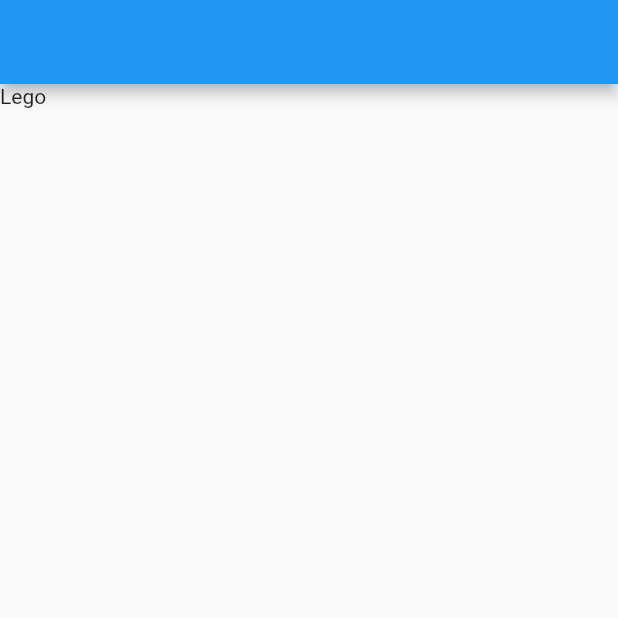
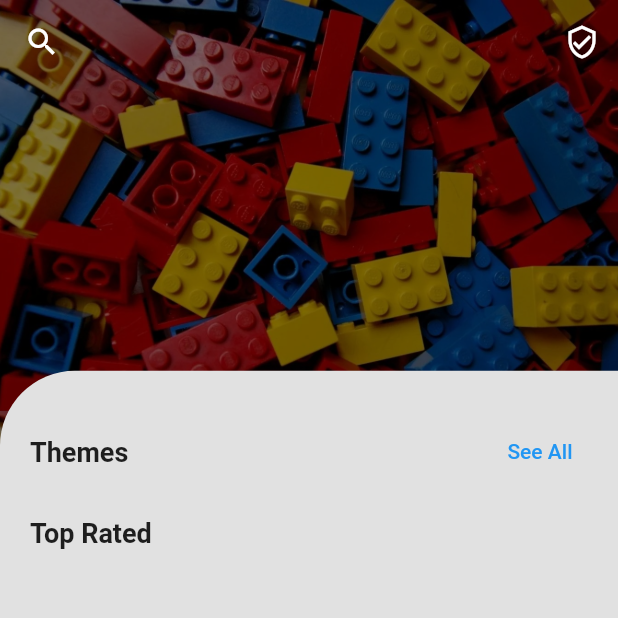
Before and after one commit to popalnicolas/lego_flutter_app, a Flutter app: the screen it shows after launch, on a phone screen of 412 x 824 dp, the top half of it. Run offline on Flutter 3.47's test engine with Material 2 defaults, Android fonts, the phone set to English and light mode, and no system bars.

Commit message:
Home page designed

```diff
--- /dev/null
+++ b/lib/constants.dart
@@ -0,0 +1,5 @@
+import 'package:flutter/material.dart';
+
+const colorGrey = Color(0xffE1E1E1);
+
+const defaultPadding = 20.0;
--- a/lib/main.dart
+++ b/lib/main.dart
@@ -1,5 +1,5 @@
 import 'package:flutter/material.dart';
-import 'package:lego_flutter_app/screens/wrapper.dart';
+import 'package:lego_flutter_app/screens/home.dart';
 
 void main() {
   runApp(const MyApp());
@@ -11,11 +11,15 @@ class MyApp extends StatelessWidget {
   @override
   Widget build(BuildContext context) {
     return MaterialApp(
-      title: 'Flutter Demo',
+      title: 'Lego App',
+      debugShowCheckedModeBanner: false,
       theme: ThemeData(
         primarySwatch: Colors.blue,
       ),
-      home: Wrapper(),
+      home: HomeScreen(),
+      routes: {
+
+      },
     );
   }
 }
--- /dev/null
+++ b/lib/screens/home.dart
@@ -0,0 +1,92 @@
+import 'package:flutter/cupertino.dart';
+import 'package:flutter/material.dart';
+import 'package:lego_flutter_app/constants.dart';
+
+class HomeScreen extends StatefulWidget {
+  const HomeScreen({Key? key}) : super(key: key);
+
+  @override
+  _HomeScreenState createState() => _HomeScreenState();
+}
+
+class _HomeScreenState extends State<HomeScreen> {
+  @override
+  Widget build(BuildContext context) {
+    return Scaffold(
+      extendBodyBehindAppBar: true,
+      appBar: AppBar(
+        backgroundColor: Colors.transparent,
+        elevation: 0,
+        leading: IconButton(
+          icon: Icon(Icons.search),
+          onPressed: () {
+
+          },
+        ),
+        actions: [
+          IconButton(
+            onPressed: (){
+
+            },
+            // @TODO: update icon
+            icon: Icon(Icons.verified_user_outlined),
+          )
+        ],
+      ),
+      body: Container(
+        width: double.infinity,
+        height: double.infinity,
+        decoration: BoxDecoration(
+          image: DecorationImage(
+            image: AssetImage("assets/images/bg.jpg"),
+            fit: BoxFit.cover,
+            colorFilter: ColorFilter.mode(Colors.black.withOpacity(0.5), BlendMode.darken)
+          )
+        ),
+        child: Padding(
+          padding: EdgeInsets.only(top: MediaQuery.of(context).size.height*0.3),
+          child: Container(
+            width: double.infinity,
+            height: double.infinity,
+            decoration: BoxDecoration(
+              color: colorGrey,
+              borderRadius: BorderRadius.only(
+                topLeft: Radius.circular(50)
+              )
+            ),
+            child: Padding(
+              padding: const EdgeInsets.fromLTRB(defaultPadding, defaultPadding*1.5, defaultPadding, defaultPadding/2),
+              child: Column(
+                mainAxisAlignment: MainAxisAlignment.start,
+                children: [
+                  Row(
+                    mainAxisAlignment: MainAxisAlignment.spaceBetween,
+                    children: [
+                      Text("Themes", style: TextStyle(fontWeight: FontWeight.bold, fontSize: 18),),
+                      TextButton(
+                        onPressed: (){
+
+                        },
+                        child: Text("See All"),
+                      )
+                    ],
+                  ),
+                  //@TODO: Categories HERE
+
+                  SizedBox(height: defaultPadding,),
+                  Row(
+                    mainAxisAlignment: MainAxisAlignment.start,
+                    children: [
+                      Text("Top Rated", style: TextStyle(fontWeight: FontWeight.bold, fontSize: 18),),
+                    ],
+                  ),
+                  //@TODO: Top Rated Legos here
+                ],
+              ),
+            ),
+          ),
+        ),
+      ),
+    );
+  }
+}
--- a/lib/screens/wrapper.dart
+++ /dev/null
@@ -1,18 +0,0 @@
-import 'package:flutter/material.dart';
-
-class Wrapper extends StatefulWidget {
-  const Wrapper({Key? key}) : super(key: key);
-
-  @override
-  _WrapperState createState() => _WrapperState();
-}
-
-class _WrapperState extends State<Wrapper> {
-  @override
-  Widget build(BuildContext context) {
-    return Scaffold(
-      appBar: AppBar(),
-      body: Text("Lego"),
-    );
-  }
-}
--- a/pubspec.yaml
+++ b/pubspec.yaml
@@ -61,7 +61,8 @@ flutter:
   uses-material-design: true
 
   # To add assets to your application, add an assets section, like this:
-  # assets:
+  assets:
+    - assets/images/
   #   - images/a_dot_burr.jpeg
   #   - images/a_dot_ham.jpeg
 
```
Also changed, not shown: assets/images/bg.jpg (added).
